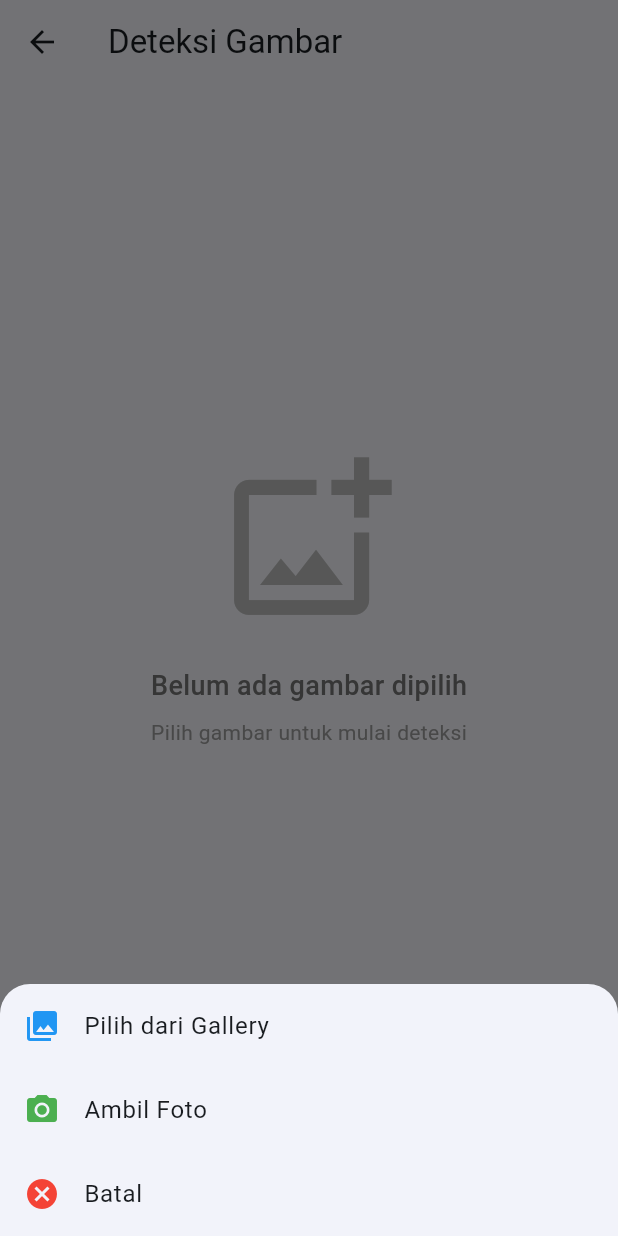
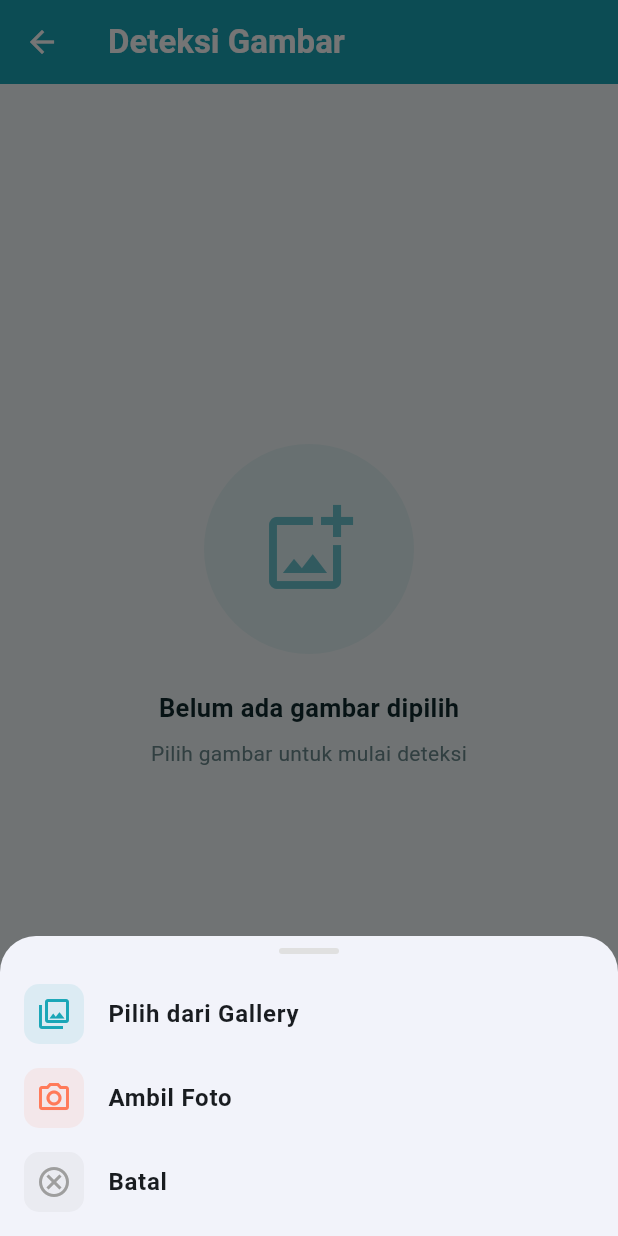
Before and after one commit to Juliartwn/corly-fluter, a Flutter app: the ImageDetectionScreen screen opened directly, after a tap on "Pilih Gambar", on a phone screen of 412 x 824 dp. Run offline on Flutter 3.47's test engine with Material 3 defaults, Android fonts, the light colour scheme and no system bars; our stand-ins replace flutter_svg, image_picker, video_player; missing offline and left inert: tflite_flutter, video_thumbnail.

Commit message:
feat: Refactor logo comment and improve error handling with custom toast notifications in image detection

```diff
--- a/lib/presentation/screens/home_screen.dart
+++ b/lib/presentation/screens/home_screen.dart
@@ -84,7 +84,7 @@ class _HomeScreenState extends State<HomeScreen> {
                   children: [
                     const SizedBox(height: 12),
 
-                    // ==== Logo (background transparan, tanpa bulatan solid) ====
+                    // ==== Logo ====
                     Container(
                       width: 170,
                       height: 170,
--- a/lib/presentation/screens/image_detection_screen.dart
+++ b/lib/presentation/screens/image_detection_screen.dart
@@ -4,6 +4,8 @@ import 'package:image_picker/image_picker.dart';
 import 'package:provider/provider.dart';
 import 'package:image/image.dart' as img;
 import '../../providers/detection_provider.dart';
+import '../../theme/colors.dart';
+import '../../theme/toast.dart';
 import '../widgets/bounding_box_painter.dart';
 
 class ImageDetectionScreen extends StatefulWidget {
@@ -45,12 +47,7 @@ class _ImageDetectionScreenState extends State<ImageDetectionScreen> {
       }
     } catch (e) {
       if (mounted) {
-        ScaffoldMessenger.of(context).showSnackBar(
-          SnackBar(
-            content: Text('Error memilih gambar: $e'),
-            backgroundColor: Colors.red,
-          ),
-        );
+        _showSnack('Error memilih gambar: $e', isError: true);
       }
     }
   }
@@ -82,13 +79,16 @@ class _ImageDetectionScreenState extends State<ImageDetectionScreen> {
       }
     } catch (e) {
       if (mounted) {
-        ScaffoldMessenger.of(context).showSnackBar(
-          SnackBar(
-            content: Text('Error mengambil foto: $e'),
-            backgroundColor: Colors.red,
-          ),
-        );
+        _showSnack('Error mengambil foto: $e', isError: true);
       }
+    }
+  }
+
+  void _showSnack(String message, {bool isError = false}) {
+    if (isError) {
+      CorlyToast.error(context, message);
+    } else {
+      CorlyToast.success(context, message);
     }
   }
 
@@ -97,35 +97,76 @@ class _ImageDetectionScreenState extends State<ImageDetectionScreen> {
     showModalBottomSheet(
       context: context,
       shape: const RoundedRectangleBorder(
-        borderRadius: BorderRadius.vertical(top: Radius.circular(20)),
+        borderRadius: BorderRadius.vertical(top: Radius.circular(24)),
       ),
       builder: (context) => SafeArea(
+        child: Padding(
+          padding: const EdgeInsets.symmetric(vertical: 8),
           child: Wrap(
             children: [
-            ListTile(
-              leading: const Icon(Icons.photo_library, color: Colors.blue),
-              title: const Text('Pilih dari Gallery'),
+              Center(
+                child: Container(
+                  margin: const EdgeInsets.only(bottom: 12),
+                  width: 40,
+                  height: 4,
+                  decoration: BoxDecoration(
+                    color: Colors.grey.shade300,
+                    borderRadius: BorderRadius.circular(4),
+                  ),
+                ),
+              ),
+              _sheetTile(
+                icon: Icons.photo_library_outlined,
+                iconColor: CorlyColors.teal,
+                label: 'Pilih dari Gallery',
                 onTap: () {
                   Navigator.pop(context);
                   _pickImageFromGallery();
                 },
               ),
-            ListTile(
-              leading: const Icon(Icons.camera_alt, color: Colors.green),
-              title: const Text('Ambil Foto'),
+              _sheetTile(
+                icon: Icons.camera_alt_outlined,
+                iconColor: CorlyColors.coral,
+                label: 'Ambil Foto',
                 onTap: () {
                   Navigator.pop(context);
                   _pickImageFromCamera();
                 },
               ),
-            ListTile(
-              leading: const Icon(Icons.cancel, color: Colors.red),
-              title: const Text('Batal'),
+              _sheetTile(
+                icon: Icons.cancel_outlined,
+                iconColor: Colors.grey.shade500,
+                label: 'Batal',
                 onTap: () => Navigator.pop(context),
               ),
+              const SizedBox(height: 8),
             ],
           ),
         ),
+      ),
+    );
+  }
+
+  Widget _sheetTile({
+    required IconData icon,
+    required Color iconColor,
+    required String label,
+    required VoidCallback onTap,
+  }) {
+    return ListTile(
+      leading: Container(
+        padding: const EdgeInsets.all(8),
+        decoration: BoxDecoration(
+          color: iconColor.withValues(alpha: 0.1),
+          borderRadius: BorderRadius.circular(10),
+        ),
+        child: Icon(icon, color: iconColor),
+      ),
+      title: Text(
+        label,
+        style: const TextStyle(fontWeight: FontWeight.w600),
+      ),
+      onTap: onTap,
     );
   }
 
@@ -137,12 +178,7 @@ class _ImageDetectionScreenState extends State<ImageDetectionScreen> {
     await provider.detectFromImageFile(_selectedImage!);
 
     if (mounted && provider.errorMessage != null) {
-      ScaffoldMessenger.of(context).showSnackBar(
-        SnackBar(
-          content: Text(provider.errorMessage!),
-          backgroundColor: Colors.red,
-        ),
-      );
+      _showSnack(provider.errorMessage!, isError: true);
     }
   }
 
@@ -158,12 +194,19 @@ class _ImageDetectionScreenState extends State<ImageDetectionScreen> {
   @override
   Widget build(BuildContext context) {
     return Scaffold(
+      backgroundColor: CorlyColors.background,
       appBar: AppBar(
-        title: const Text('Deteksi Gambar'),
+        title: const Text(
+          'Deteksi Gambar',
+          style: TextStyle(fontWeight: FontWeight.w700),
+        ),
+        backgroundColor: CorlyColors.teal,
+        foregroundColor: Colors.white,
+        elevation: 0,
         actions: [
           if (_selectedImage != null)
             IconButton(
-              icon: const Icon(Icons.refresh),
+              icon: const Icon(Icons.refresh_rounded),
               onPressed: _reset,
               tooltip: 'Reset',
             ),
@@ -198,24 +241,32 @@ class _ImageDetectionScreenState extends State<ImageDetectionScreen> {
       child: Column(
         mainAxisAlignment: MainAxisAlignment.center,
         children: [
-          Icon(
+          Container(
+            width: 140,
+            height: 140,
+            decoration: BoxDecoration(
+              color: CorlyColors.teal.withValues(alpha: 0.08),
+              shape: BoxShape.circle,
+            ),
+            child: Icon(
               Icons.add_photo_alternate_outlined,
-            size: 120,
-            color: Colors.grey[400],
+              size: 64,
+              color: CorlyColors.teal.withValues(alpha: 0.6),
+            ),
           ),
           const SizedBox(height: 24),
-          Text(
+          const Text(
             'Belum ada gambar dipilih',
             style: TextStyle(
-              fontSize: 18,
-              color: Colors.grey[600],
-              fontWeight: FontWeight.w500,
+              fontSize: 17,
+              color: CorlyColors.textPrimary,
+              fontWeight: FontWeight.w600,
             ),
           ),
           const SizedBox(height: 8),
           Text(
             'Pilih gambar untuk mulai deteksi',
-            style: TextStyle(fontSize: 14, color: Colors.grey[500]),
+            style: TextStyle(fontSize: 14, color: CorlyColors.textSecondary),
           ),
         ],
       ),
@@ -230,6 +281,10 @@ class _ImageDetectionScreenState extends State<ImageDetectionScreen> {
         : 1.0;
 
     return Center(
+      child: Padding(
+        padding: const EdgeInsets.all(16),
+        child: ClipRRect(
+          borderRadius: BorderRadius.circular(20),
           child: AspectRatio(
             aspectRatio: aspectRatio,
             child: Stack(
@@ -262,13 +317,18 @@ class _ImageDetectionScreenState extends State<ImageDetectionScreen> {
                           SizedBox(height: 16),
                           Text(
                             'Memproses deteksi...',
-                        style: TextStyle(color: Colors.white, fontSize: 16),
+                            style: TextStyle(
+                              color: Colors.white,
+                              fontSize: 16,
+                            ),
                           ),
                         ],
                       ),
                     ),
                   ),
               ],
+            ),
+          ),
         ),
       ),
     );
@@ -280,36 +340,48 @@ class _ImageDetectionScreenState extends State<ImageDetectionScreen> {
 
     return Container(
       width: double.infinity,
-      padding: const EdgeInsets.all(16),
+      margin: const EdgeInsets.fromLTRB(16, 0, 16, 16),
+      padding: const EdgeInsets.all(18),
       decoration: BoxDecoration(
-        color: Colors.grey[100],
-        border: Border(top: BorderSide(color: Colors.grey[300]!)),
+        color: CorlyColors.surface,
+        borderRadius: BorderRadius.circular(18),
+        boxShadow: [
+          BoxShadow(
+            color: CorlyColors.tealDark.withValues(alpha: 0.08),
+            blurRadius: 16,
+            offset: const Offset(0, 6),
+          ),
+        ],
       ),
       child: Column(
         crossAxisAlignment: CrossAxisAlignment.start,
         children: [
           const Text(
             'Hasil Deteksi',
-            style: TextStyle(fontSize: 16, fontWeight: FontWeight.bold),
+            style: TextStyle(
+              fontSize: 15,
+              fontWeight: FontWeight.w700,
+              color: CorlyColors.textPrimary,
             ),
-          const SizedBox(height: 12),
+          ),
+          const SizedBox(height: 14),
           Row(
             mainAxisAlignment: MainAxisAlignment.spaceAround,
             children: [
               _buildStatItem(
                 'Terdeteksi',
                 '${result.bleachingCount}',
-                Colors.blue,
+                CorlyColors.teal,
               ),
               _buildStatItem(
                 'Confidence',
                 '${(result.averageConfidence * 100).toStringAsFixed(1)}%',
-                Colors.green,
+                CorlyColors.tealDark,
               ),
               _buildStatItem(
                 'Waktu',
                 '${result.inferenceTimeMs}ms',
-                Colors.orange,
+                CorlyColors.coral,
               ),
             ],
           ),
@@ -325,13 +397,19 @@ class _ImageDetectionScreenState extends State<ImageDetectionScreen> {
         Text(
           value,
           style: TextStyle(
-            fontSize: 24,
+            fontSize: 22,
             fontWeight: FontWeight.bold,
             color: color,
           ),
         ),
         const SizedBox(height: 4),
-        Text(label, style: TextStyle(fontSize: 12, color: Colors.grey[600])),
+        Text(
+          label,
+          style: const TextStyle(
+            fontSize: 12,
+            color: CorlyColors.textSecondary,
+          ),
+        ),
       ],
     );
   }
@@ -339,24 +417,28 @@ class _ImageDetectionScreenState extends State<ImageDetectionScreen> {
   /// Action buttons
   Widget _buildActionButtons(DetectionProvider provider) {
     return Container(
-      padding: const EdgeInsets.all(16),
+      padding: const EdgeInsets.fromLTRB(16, 0, 16, 20),
       child: Column(
         children: [
           if (_selectedImage == null)
             // Tombol pilih gambar
             SizedBox(
               width: double.infinity,
-              height: 50,
+              height: 52,
               child: ElevatedButton.icon(
                 onPressed: _showImageSourceOptions,
-                icon: const Icon(Icons.add_photo_alternate),
+                icon: const Icon(Icons.add_photo_alternate_outlined),
                 label: const Text(
                   'Pilih Gambar',
-                  style: TextStyle(fontSize: 16),
+                  style: TextStyle(fontSize: 16, fontWeight: FontWeight.w600),
                 ),
                 style: ElevatedButton.styleFrom(
-                  backgroundColor: Colors.blue,
+                  backgroundColor: CorlyColors.teal,
                   foregroundColor: Colors.white,
+                  elevation: 0,
+                  shape: RoundedRectangleBorder(
+                    borderRadius: BorderRadius.circular(14),
+                  ),
                 ),
               ),
             )
@@ -364,17 +446,21 @@ class _ImageDetectionScreenState extends State<ImageDetectionScreen> {
             // Tombol detect
             SizedBox(
               width: double.infinity,
-              height: 50,
+              height: 52,
               child: ElevatedButton.icon(
                 onPressed: provider.isLoading ? null : _runDetection,
-                icon: const Icon(Icons.search),
+                icon: const Icon(Icons.search_rounded),
                 label: const Text(
                   'Deteksi Bleaching',
-                  style: TextStyle(fontSize: 16),
+                  style: TextStyle(fontSize: 16, fontWeight: FontWeight.w600),
                 ),
                 style: ElevatedButton.styleFrom(
-                  backgroundColor: Colors.green,
+                  backgroundColor: CorlyColors.tealDark,
                   foregroundColor: Colors.white,
+                  elevation: 0,
+                  shape: RoundedRectangleBorder(
+                    borderRadius: BorderRadius.circular(14),
+                  ),
                 ),
               ),
             )
@@ -384,25 +470,36 @@ class _ImageDetectionScreenState extends State<ImageDetectionScreen> {
               children: [
                 Expanded(
                   child: SizedBox(
-                    height: 50,
+                    height: 52,
                     child: OutlinedButton.icon(
                       onPressed: _showImageSourceOptions,
-                      icon: const Icon(Icons.add_photo_alternate),
+                      icon: const Icon(Icons.add_photo_alternate_outlined),
                       label: const Text('Gambar Lain'),
+                      style: OutlinedButton.styleFrom(
+                        foregroundColor: CorlyColors.teal,
+                        side: const BorderSide(color: CorlyColors.teal),
+                        shape: RoundedRectangleBorder(
+                          borderRadius: BorderRadius.circular(14),
+                        ),
+                      ),
                     ),
                   ),
                 ),
                 const SizedBox(width: 12),
                 Expanded(
                   child: SizedBox(
-                    height: 50,
+                    height: 52,
                     child: ElevatedButton.icon(
                       onPressed: _runDetection,
-                      icon: const Icon(Icons.refresh),
+                      icon: const Icon(Icons.refresh_rounded),
                       label: const Text('Deteksi Ulang'),
                       style: ElevatedButton.styleFrom(
-                        backgroundColor: Colors.green,
+                        backgroundColor: CorlyColors.tealDark,
                         foregroundColor: Colors.white,
+                        elevation: 0,
+                        shape: RoundedRectangleBorder(
+                          borderRadius: BorderRadius.circular(14),
+                        ),
                       ),
                     ),
                   ),
```
Lines whose indentation alone changed are shown as unchanged.
